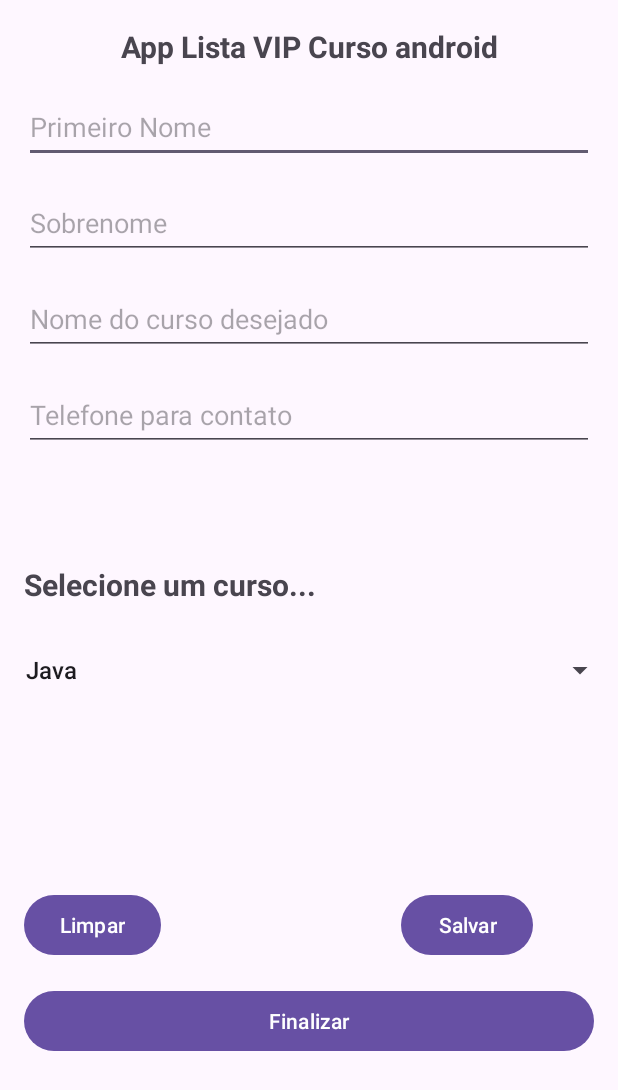
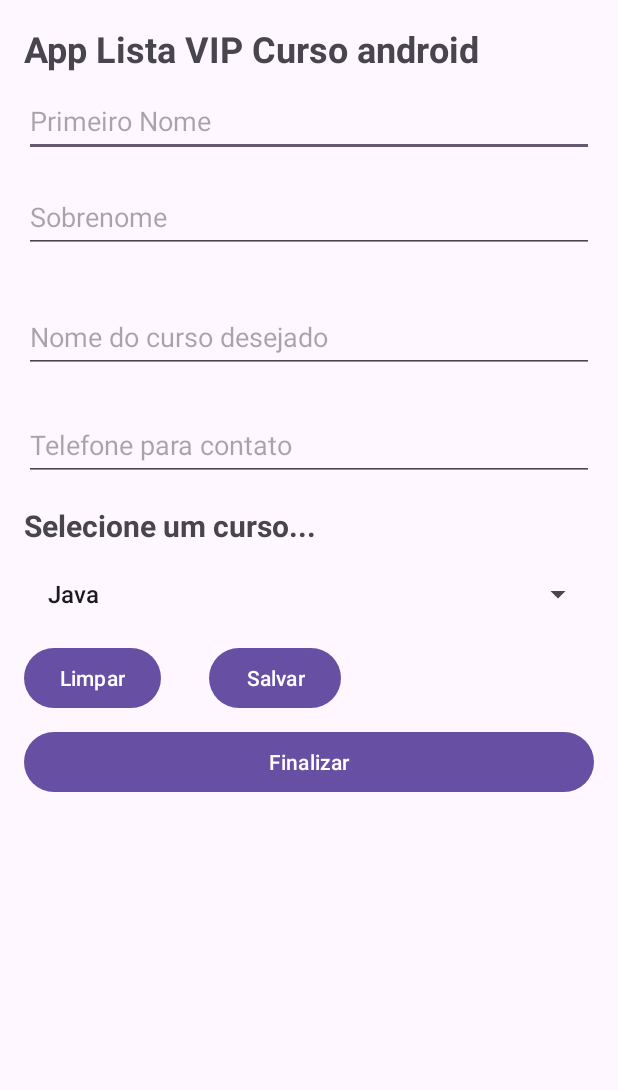
Before and after one commit to FernandoBordinCorrea/AppListaCurso, an Android app: the screen it shows after launch (MainActivity), on a phone screen of 412 x 824 dp. Shown: the top 1090 px of the screen. Run offline under Robolectric (Android 15) with nearby library versions, the phone set to English and light mode, and no system bars.

Commit message:
Transição para o layout Linear

```diff
--- a/app/src/main/java/devandroid/fernando/applistacurso/view/MainActivity.java
+++ b/app/src/main/java/devandroid/fernando/applistacurso/view/MainActivity.java
@@ -40,7 +40,7 @@ public class MainActivity extends AppCompatActivity {
     @Override
     protected void onCreate(Bundle savedInstanceState) {
         super.onCreate(savedInstanceState);
-        setContentView(R.layout.activity_main);
+        setContentView(R.layout.activity_spinner);
 
 
         controller = new PessoaController(MainActivity.this);
--- /dev/null
+++ b/app/src/main/res/layout/activity_spinner.xml
@@ -0,0 +1,136 @@
+<?xml version="1.0" encoding="utf-8"?>
+<androidx.appcompat.widget.LinearLayoutCompat xmlns:android="http://schemas.android.com/apk/res/android"
+    xmlns:app="http://schemas.android.com/apk/res-auto"
+    xmlns:tools="http://schemas.android.com/tools"
+    android:id="@+id/main"
+    android:layout_width="match_parent"
+    android:layout_height="match_parent"
+    android:orientation="vertical"
+    tools:context=".view.MainActivity">
+
+    <ScrollView
+        android:layout_width="match_parent"
+        android:layout_height="wrap_content">
+
+        <LinearLayout
+            android:layout_width="match_parent"
+            android:layout_height="wrap_content"
+            android:orientation="vertical">
+
+            <TextView
+                android:id="@+id/txtTitulo"
+                android:layout_width="match_parent"
+                android:layout_height="wrap_content"
+                android:layout_gravity="center_horizontal"
+                android:layout_marginStart="16dp"
+                android:layout_marginTop="16dp"
+                android:layout_marginEnd="16dp"
+                android:text="@string/txt_titulo"
+                android:textSize="24sp"
+                android:textStyle="bold" />
+
+            <EditText
+                android:id="@+id/editPrimeiroNome"
+                android:layout_width="match_parent"
+                android:layout_height="48dp"
+                android:layout_marginStart="16dp"
+                android:layout_marginTop="8dp"
+                android:layout_marginEnd="16dp"
+                android:ems="10"
+                android:hint="@string/txt_hint_edit_primeiro_nome"
+                android:importantForAutofill="no"
+                android:inputType="text" />
+
+            <EditText
+                android:id="@+id/editSobrenome"
+                android:layout_width="match_parent"
+                android:layout_height="48dp"
+                android:layout_margin="16dp"
+                android:layout_marginTop="16dp"
+                android:ems="10"
+                android:hint="@string/txt_edit_sobrenome"
+                android:importantForAutofill="no"
+                android:inputType="text" />
+
+            <EditText
+                android:id="@+id/editCurso"
+                android:layout_width="match_parent"
+                android:layout_height="48dp"
+                android:layout_margin="16dp"
+                android:layout_marginStart="16dp"
+                android:layout_marginTop="8dp"
+                android:layout_marginEnd="16dp"
+                android:ems="10"
+                android:hint="@string/txt_hint_edit_nome_curso"
+                android:importantForAutofill="no"
+                android:inputType="text" />
+
+            <EditText
+                android:id="@+id/editTelefone"
+                android:layout_width="match_parent"
+                android:layout_height="48dp"
+                android:layout_marginStart="16dp"
+                android:layout_marginTop="8dp"
+                android:layout_marginEnd="16dp"
+                android:ems="10"
+                android:hint="@string/txt_hint_edit_telefone"
+                android:importantForAutofill="no"
+                android:inputType="text" />
+
+            <TextView
+                android:id="@+id/txtSpinner"
+                android:layout_width="match_parent"
+                android:layout_height="wrap_content"
+                android:layout_gravity="center_horizontal"
+                android:layout_marginStart="16dp"
+                android:layout_marginTop="16dp"
+                android:layout_marginEnd="16dp"
+                android:text="@string/txt_selecione_um_curso"
+                android:textSize="20sp"
+                android:textStyle="bold" />
+
+            <Spinner
+                android:id="@+id/spinner"
+                android:layout_width="match_parent"
+                android:layout_height="wrap_content"
+                android:layout_marginStart="16dp"
+                android:layout_marginTop="8dp"
+                android:layout_marginEnd="16dp" />
+
+            <androidx.appcompat.widget.LinearLayoutCompat
+                android:layout_width="wrap_content"
+                android:layout_height="wrap_content"
+                android:orientation="horizontal">
+
+                <Button
+                    android:id="@+id/btnLimpar"
+                    android:layout_width="wrap_content"
+                    android:layout_height="wrap_content"
+                    android:layout_marginStart="16dp"
+                    android:layout_marginTop="8dp"
+                    android:layout_marginEnd="16dp"
+                    android:text="@string/txt_btn_limpar" />
+
+                <Button
+                    android:id="@+id/btnSalvar"
+                    android:layout_width="wrap_content"
+                    android:layout_height="wrap_content"
+                    android:layout_marginStart="16dp"
+                    android:layout_marginTop="8dp"
+                    android:layout_marginEnd="16dp"
+                    android:text="@string/txt_btn_salvar" />
+            </androidx.appcompat.widget.LinearLayoutCompat>
+
+            <Button
+                android:id="@+id/btnFinalizar"
+                android:layout_width="match_parent"
+                android:layout_height="wrap_content"
+                android:layout_marginStart="16dp"
+                android:layout_marginTop="8dp"
+                android:layout_marginEnd="16dp"
+                android:text="@string/txt_btn_finalizar" />
+
+        </LinearLayout>
+    </ScrollView>
+
+</androidx.appcompat.widget.LinearLayoutCompat>
--- a/app/src/main/res/values/strings.xml
+++ b/app/src/main/res/values/strings.xml
@@ -8,4 +8,5 @@
     <string name="txt_btn_limpar">Limpar</string>
     <string name="txt_btn_salvar">Salvar</string>
     <string name="txt_btn_finalizar">Finalizar</string>
+    <string name="txt_selecione_um_curso">Selecione um curso...</string>
 </resources>
```
